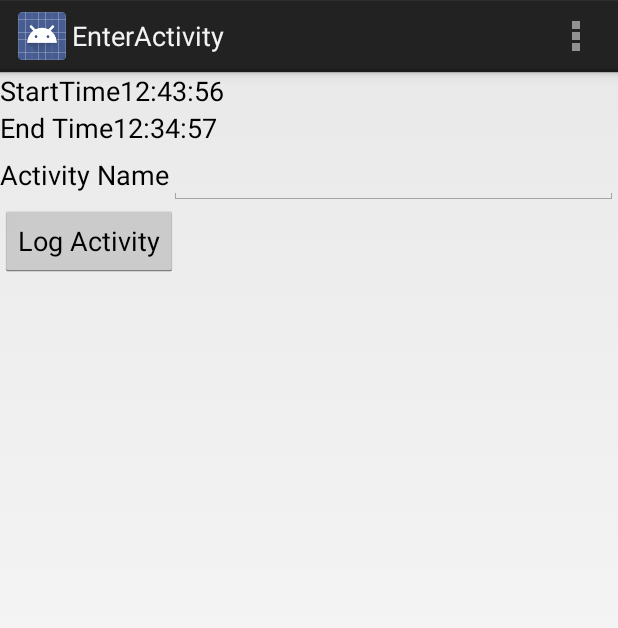
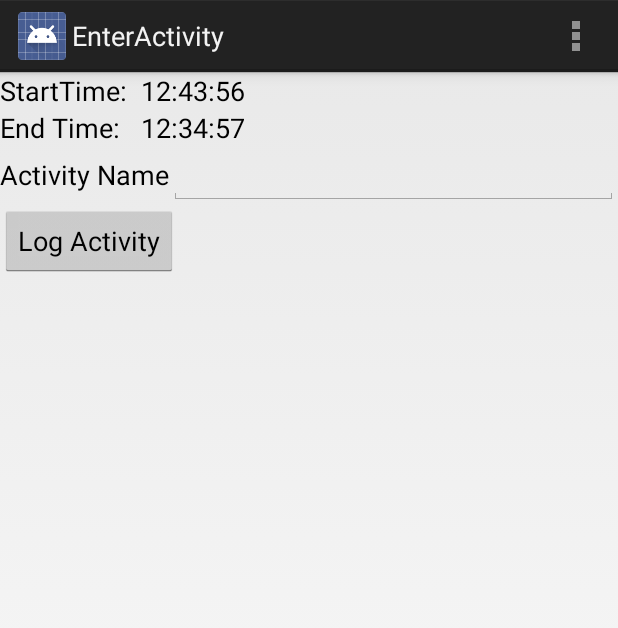
Before and after one commit to skyarland/logger, an Android app: the EnterActivity screen opened directly, with no data from a screen before it, on a phone screen of 412 x 824 dp. Shown: the top 628 px of the screen. Run offline under Robolectric (Android 15) with nearby library versions, the phone set to English and light mode, and no system bars; libraries missing offline, so code that uses them is left out: com.fatboyindustrial.gsonjodatime; 5 statements that could not run were skipped.

Commit message:
Clean up spacing on Start and End Time labels in Enter Activity Activity.

```diff
--- a/app/src/main/res/layout/activity_enter.xml
+++ b/app/src/main/res/layout/activity_enter.xml
@@ -14,7 +14,7 @@
             android:layout_width="wrap_content"
             android:layout_height="wrap_content"
             android:textAppearance="?android:attr/textAppearanceMedium"
-            android:text="StartTime"
+            android:text="StartTime:  "
             android:id="@+id/textView"/>
 
         <TextView
@@ -35,7 +35,7 @@
             android:layout_width="wrap_content"
             android:layout_height="wrap_content"
             android:textAppearance="?android:attr/textAppearanceMedium"
-            android:text="End Time"
+            android:text="End Time:   "
             android:id="@+id/textView2"/>
 
         <TextView
```
